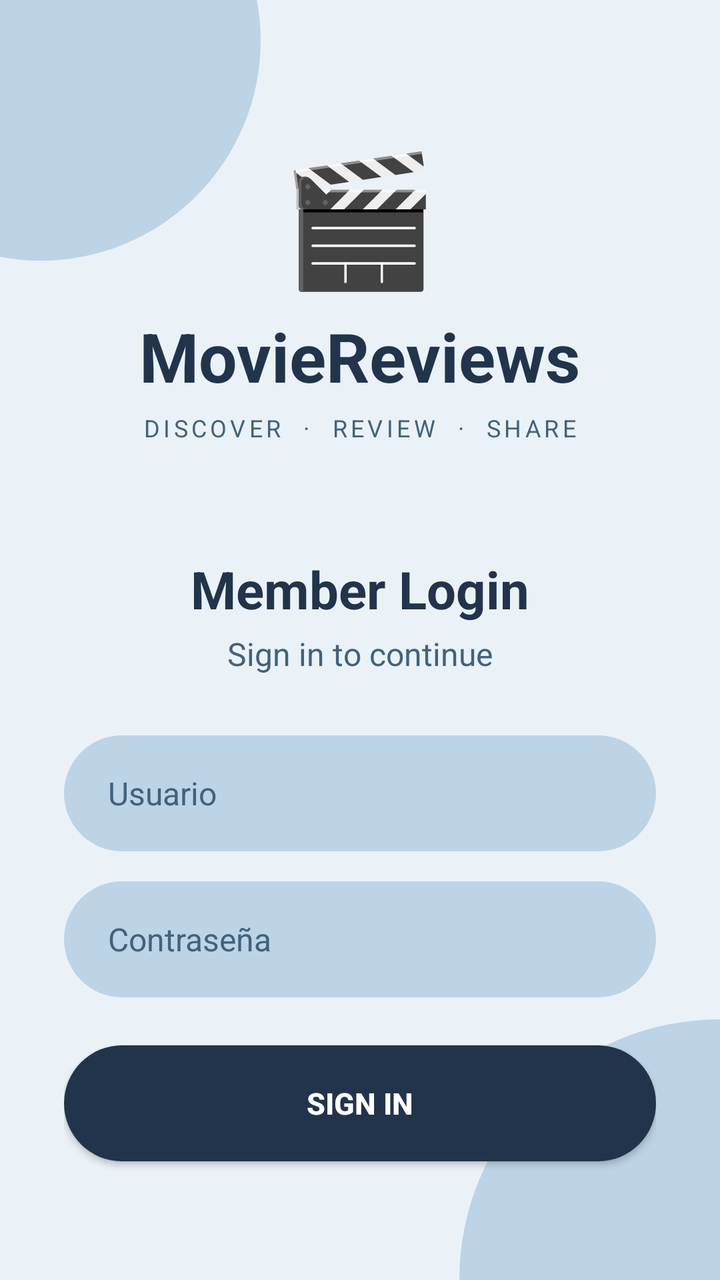
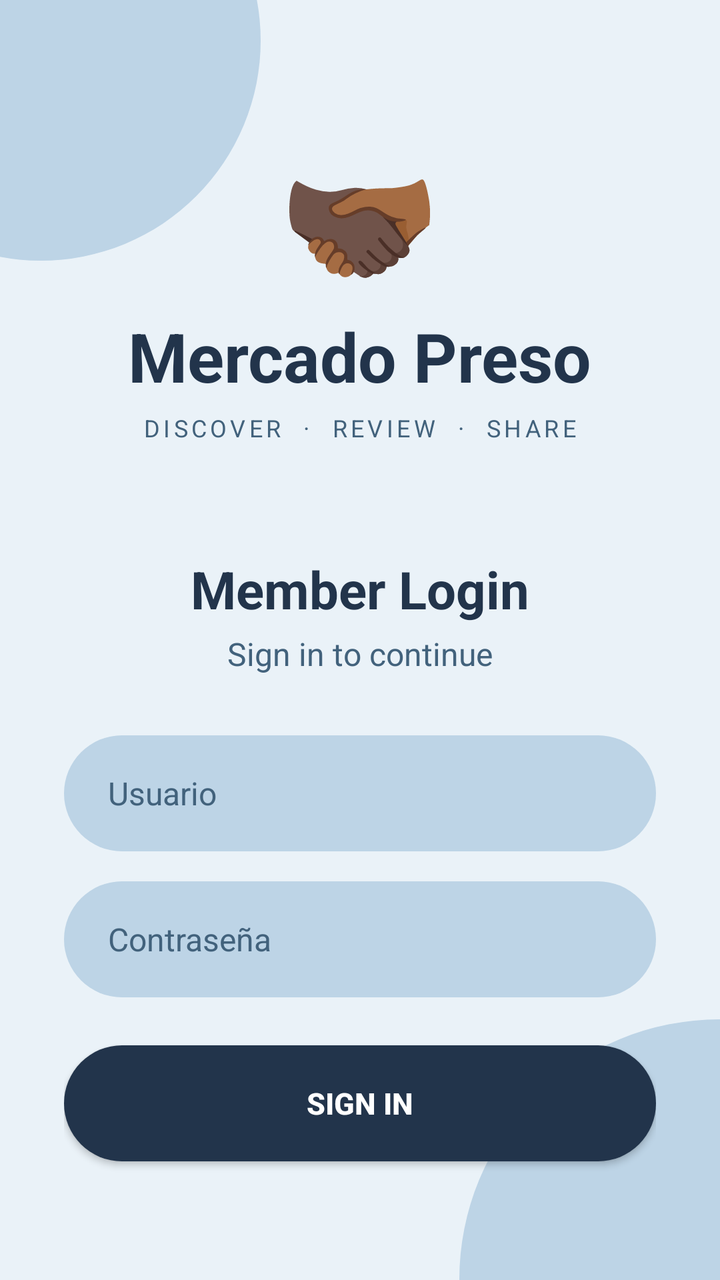

Before-and-after screenshots of an Android layout around one commit, followed by the original layout XML and the change that was made.
<!-- AndroidManifest.xml: application theme Theme.MovieReviews -->
<!-- res/layout/activity_main.xml -->
<?xml version="1.0" encoding="utf-8"?>
<FrameLayout
    xmlns:android="http://schemas.android.com/apk/res/android"
    android:layout_width="match_parent"
    android:layout_height="match_parent"
    android:background="@color/background_light">

    
    <View
        android:layout_width="220dp"
        android:layout_height="220dp"
        android:layout_gravity="top|start"
        android:layout_marginStart="-90dp"
        android:layout_marginTop="-90dp"
        android:background="@drawable/decoration_light" />

    
    <View
        android:layout_width="260dp"
        android:layout_height="260dp"
        android:layout_gravity="bottom|end"
        android:layout_marginEnd="-130dp"
        android:layout_marginBottom="-130dp"
        android:background="@drawable/decoration_light" />

    
    <LinearLayout
        android:layout_width="match_parent"
        android:layout_height="match_parent"
        android:orientation="vertical"
        android:gravity="center_horizontal"
        android:paddingLeft="32dp"
        android:paddingRight="32dp"
        android:paddingTop="65dp"
        android:paddingBottom="40dp">

        
        <TextView
            android:layout_width="wrap_content"
            android:layout_height="wrap_content"
            android:text="🎬"
            android:textSize="64sp"
            android:layout_marginBottom="5dp" />

        
        <TextView
            android:layout_width="wrap_content"
            android:layout_height="wrap_content"
            android:text="MovieReviews"
            android:textColor="@color/navy"
            android:textSize="34sp"
            android:textStyle="bold" />

        
        <TextView
            android:layout_width="wrap_content"
            android:layout_height="wrap_content"
            android:text="DISCOVER  ·  REVIEW  ·  SHARE"
            android:textColor="@color/blue_dark"
            android:textSize="12sp"
            android:letterSpacing="0.15"
            android:layout_marginTop="5dp"
            android:layout_marginBottom="55dp" />

        
        <TextView
            android:layout_width="wrap_content"
            android:layout_height="wrap_content"
            android:text="Member Login"
            android:textColor="@color/navy"
            android:textSize="26sp"
            android:textStyle="bold" />

        <TextView
            android:layout_width="wrap_content"
            android:layout_height="wrap_content"
            android:text="Sign in to continue"
            android:textColor="@color/blue_dark"
            android:textSize="16sp"
            android:layout_marginTop="4dp"
            android:layout_marginBottom="30dp" />

        
        <EditText
            android:id="@+id/usernameInput"
            android:layout_width="match_parent"
            android:layout_height="58dp"
            android:background="@drawable/input_background"
            android:hint="Usuario"
            android:textColor="@color/navy"
            android:textColorHint="@color/blue_dark"
            android:textSize="16sp"
            android:singleLine="true"
            android:paddingLeft="22dp"
            android:paddingRight="22dp"
            android:inputType="text"
            android:layout_marginBottom="15dp" />

        
        <EditText
            android:id="@+id/passwordInput"
            android:layout_width="match_parent"
            android:layout_height="58dp"
            android:background="@drawable/input_background"
            android:hint="Contraseña"
            android:textColor="@color/navy"
            android:textColorHint="@color/blue_dark"
            android:textSize="16sp"
            android:singleLine="true"
            android:paddingLeft="22dp"
            android:paddingRight="22dp"
            android:inputType="textPassword"
            android:layout_marginBottom="24dp" />

        
        <Button
            android:id="@+id/loginButton"
            android:layout_width="match_parent"
            android:layout_height="58dp"
            android:background="@drawable/button_background"
            android:backgroundTint="@null"
            android:text="SIGN IN"
            android:textColor="@color/white"
            android:textStyle="bold"
            android:textSize="15sp" />

        
        <TextView
            android:id="@+id/errorText"
            android:layout_width="wrap_content"
            android:layout_height="wrap_content"
            android:text=""
            android:textColor="@color/error_red"
            android:textSize="14sp"
            android:gravity="center"
            android:layout_marginTop="15dp" />

        
        <TextView
            android:layout_width="wrap_content"
            android:layout_height="wrap_content"
            android:text="MovieReviews"
            android:textColor="@color/blue_dark"
            android:textSize="13sp"
            android:layout_marginTop="25dp" />

    </LinearLayout>

</FrameLayout>
<!-- resources referenced by this layout -->
<resources>
  <color name="background_light">#EAF2F8</color>
  <color name="blue_dark">#42627C</color>
  <color name="error_red">#C62828</color>
  <color name="navy">#22344B</color>
  <color name="white">#FFFFFF</color>
  <!-- drawable button_background (drawable) -->
  <?xml version="1.0" encoding="utf-8"?>
  <shape
      xmlns:android="http://schemas.android.com/apk/res/android"
      android:shape="rectangle">
  
      <solid android:color="@color/navy" />
  
      <corners android:radius="30dp" />
  
  </shape>
  <!-- drawable decoration_light (drawable) -->
  <?xml version="1.0" encoding="utf-8"?>
  <shape
      xmlns:android="http://schemas.android.com/apk/res/android"
      android:shape="oval">
  
      <solid android:color="@color/blue_light" />
  
  </shape>
  <!-- drawable input_background (drawable) -->
  <?xml version="1.0" encoding="utf-8"?>
  <shape
      xmlns:android="http://schemas.android.com/apk/res/android"
      android:shape="rectangle">
  
      <solid android:color="@color/blue_light" />
  
      <corners android:radius="30dp" />
  
      <padding
          android:left="20dp"
          android:top="5dp"
          android:right="20dp"
          android:bottom="5dp" />
  
  </shape>
  <style name="Theme.MovieReviews" parent="Base.Theme.MovieReviews" />
  <color name="blue_light">#BDD4E6</color>
  <style name="Base.Theme.MovieReviews" parent="Theme.Material3.DayNight.NoActionBar">
          
          
      </style>
</resources>

<!-- the commit's change to res/layout/activity_main.xml (unified diff, before → after) -->
@@ -38,7 +38,7 @@
         <TextView
             android:layout_width="wrap_content"
             android:layout_height="wrap_content"
-            android:text="🎬"
+            android:text="🫱🏿‍🫲🏾"
             android:textSize="64sp"
             android:layout_marginBottom="5dp" />
 
@@ -46,7 +46,7 @@
         <TextView
             android:layout_width="wrap_content"
             android:layout_height="wrap_content"
-            android:text="MovieReviews"
+            android:text="Mercado Preso"
             android:textColor="@color/navy"
             android:textSize="34sp"
             android:textStyle="bold" />
@@ -71,16 +71,17 @@
             android:textSize="26sp"
             android:textStyle="bold" />
 
+        
+
         <TextView
             android:layout_width="wrap_content"
             android:layout_height="wrap_content"
+            android:layout_marginTop="4dp"
+            android:layout_marginBottom="30dp"
             android:text="Sign in to continue"
             android:textColor="@color/blue_dark"
-            android:textSize="16sp"
-            android:layout_marginTop="4dp"
-            android:layout_marginBottom="30dp" />
+            android:textSize="16sp" />
 
-        
         <EditText
             android:id="@+id/usernameInput"
             android:layout_width="match_parent"
